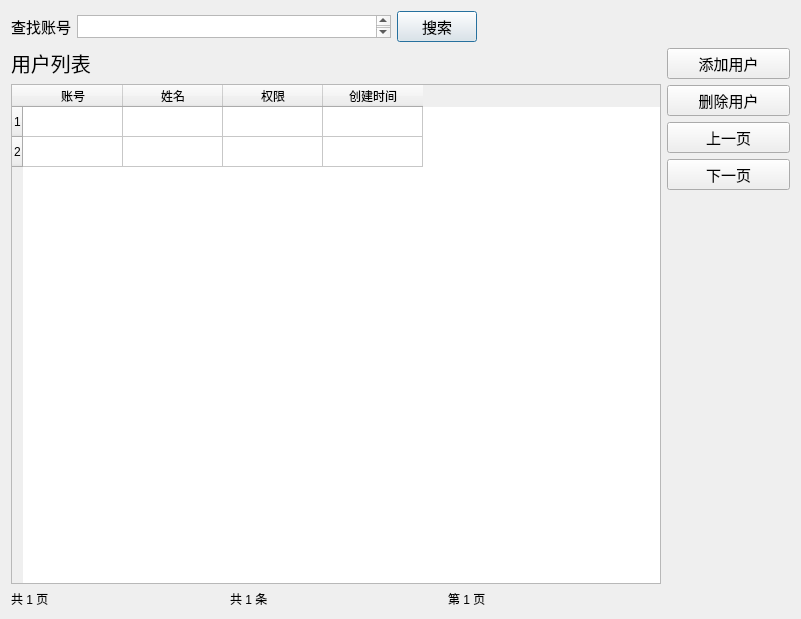
Qt form Forms/userlistdialog.ui (zhengshihao1218/newsoft) before a commit.
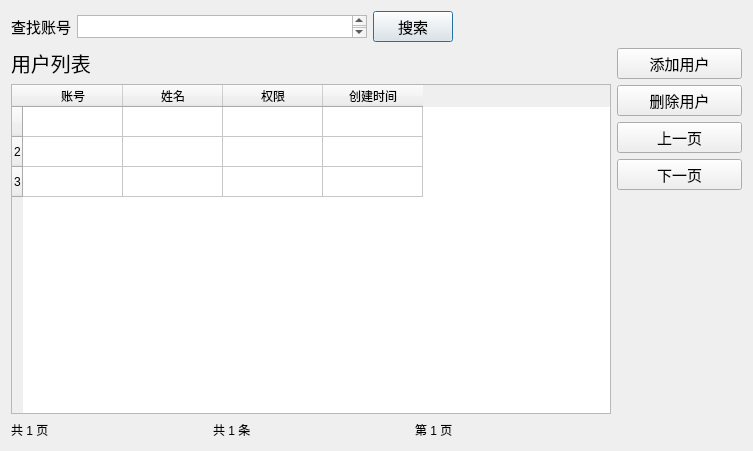
The same form after that commit. Icons and pictures are not drawn.

Diff of the .ui file:
```diff
--- a/Forms/userlistdialog.ui
+++ b/Forms/userlistdialog.ui
@@ -6,8 +6,8 @@
    <rect>
     <x>0</x>
     <y>0</y>
-    <width>653</width>
-    <height>311</height>
+    <width>753</width>
+    <height>451</height>
    </rect>
   </property>
   <property name="windowTitle">
@@ -94,8 +94,14 @@
         <widget class="QTableWidget" name="tableWidget">
          <property name="minimumSize">
           <size>
-           <width>650</width>
-           <height>500</height>
+           <width>600</width>
+           <height>330</height>
+          </size>
+         </property>
+         <property name="maximumSize">
+          <size>
+           <width>600</width>
+           <height>330</height>
           </size>
          </property>
          <property name="font">
@@ -103,6 +109,11 @@
            <pointsize>9</pointsize>
           </font>
          </property>
+         <row>
+          <property name="text">
+           <string/>
+          </property>
+         </row>
          <row/>
          <row/>
          <column>
```
